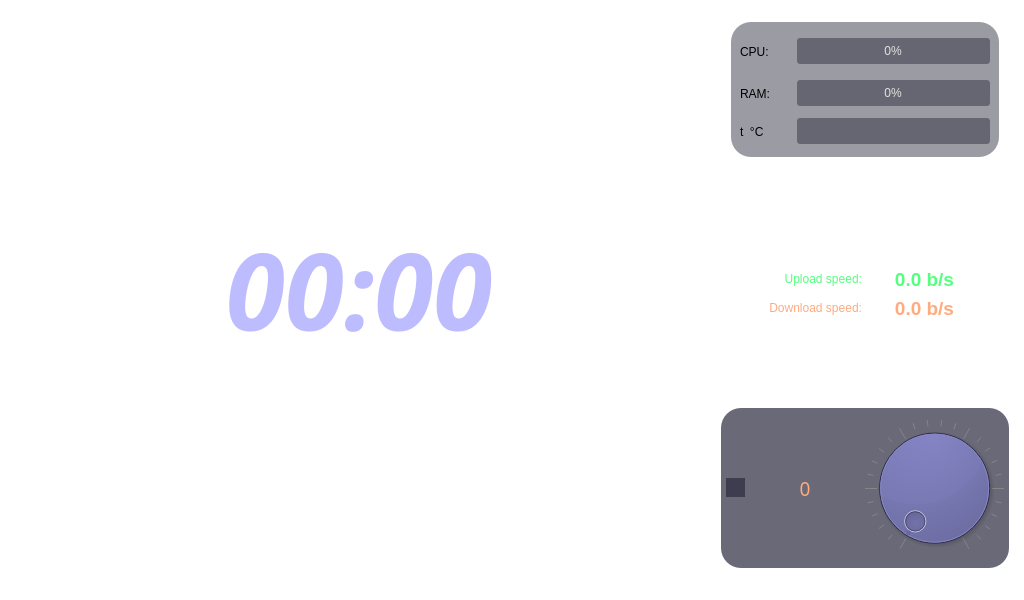
The window that widget_form.ui (neurotoxin78/QPanInfo) describes before a commit, drawn with Qt 5.
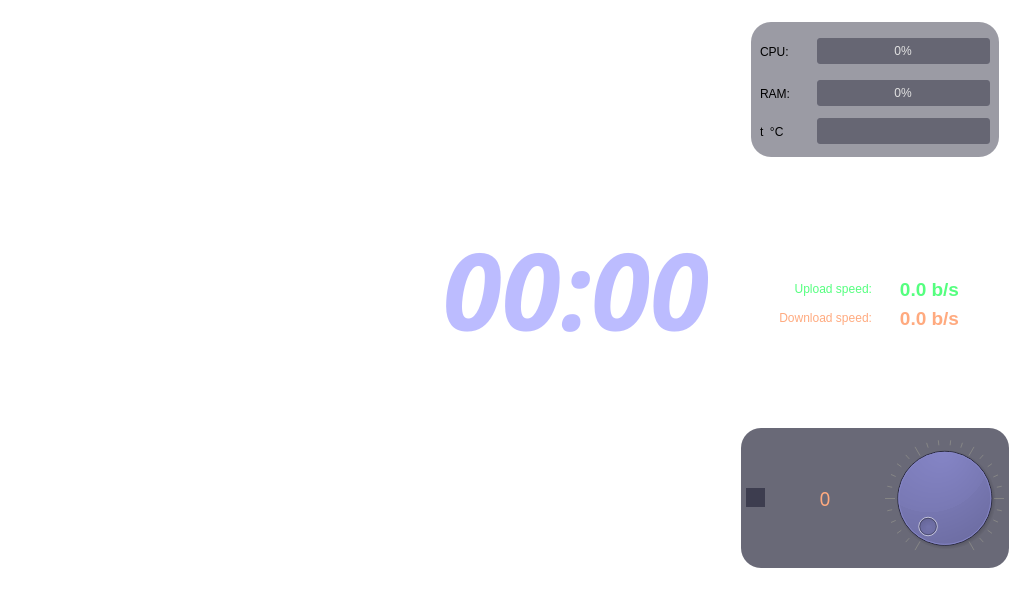
The same window after the commit. Icons and pictures are not drawn.

The edit to the form file:
```diff
--- a/widget_form.ui
+++ b/widget_form.ui
@@ -34,6 +34,12 @@
    <layout class="QGridLayout" name="gridLayout">
     <item row="0" column="0">
      <widget class="QFrame" name="right_frame">
+      <property name="minimumSize">
+       <size>
+        <width>720</width>
+        <height>0</height>
+       </size>
+      </property>
       <property name="frameShape">
        <enum>QFrame::StyledPanel</enum>
       </property>
@@ -51,11 +57,30 @@
          </property>
         </widget>
        </item>
+       <item row="2" column="0">
+        <widget class="QFrame" name="r_bottom_frame">
+         <property name="frameShape">
+          <enum>QFrame::StyledPanel</enum>
+         </property>
+         <property name="frameShadow">
+          <enum>QFrame::Raised</enum>
+         </property>
+        </widget>
+       </item>
        <item row="1" column="0">
+        <widget class="QFrame" name="r_middle_frame">
+         <property name="frameShape">
+          <enum>QFrame::StyledPanel</enum>
+         </property>
+         <property name="frameShadow">
+          <enum>QFrame::Raised</enum>
+         </property>
+         <layout class="QGridLayout" name="gridLayout_8">
+          <item row="0" column="0">
         <widget class="QLabel" name="time_Label">
          <property name="minimumSize">
           <size>
-           <width>680</width>
+              <width>0</width>
            <height>0</height>
           </size>
          </property>
@@ -81,18 +106,11 @@
           <string>00:00</string>
          </property>
          <property name="alignment">
-          <set>Qt::AlignCenter</set>
+             <set>Qt::AlignRight|Qt::AlignTrailing|Qt::AlignVCenter</set>
          </property>
         </widget>
        </item>
-       <item row="2" column="0">
-        <widget class="QFrame" name="r_bottom_frame">
-         <property name="frameShape">
-          <enum>QFrame::StyledPanel</enum>
-         </property>
-         <property name="frameShadow">
-          <enum>QFrame::Raised</enum>
-         </property>
+         </layout>
         </widget>
        </item>
       </layout>
@@ -129,8 +147,8 @@
         <widget class="QFrame" name="bottom_frame">
          <property name="maximumSize">
           <size>
-           <width>500</width>
-           <height>160</height>
+           <width>450</width>
+           <height>140</height>
           </size>
          </property>
          <property name="styleSheet">
```
Lines whose indentation alone changed are shown as unchanged.
